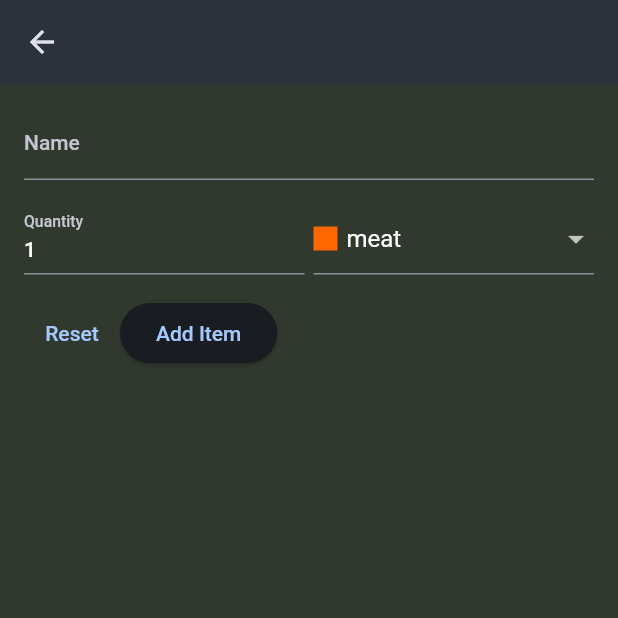
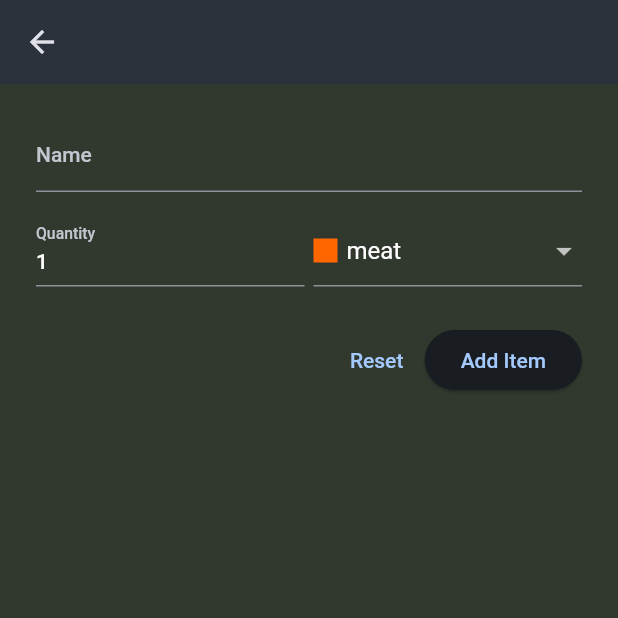
Before and after one commit to Hishamk99/shop_app, a Flutter app: the screen it shows after launch, after a tap on the "add" icon, on a phone screen of 412 x 824 dp, the top half of it. Run offline on Flutter 3.47's test engine with Material 2 defaults, Android fonts, the phone set to English and light mode, and no system bars.

Commit message:
Add iTEM

```diff
--- a/lib/widgets/drocery_list.dart
+++ b/lib/widgets/drocery_list.dart
@@ -1,11 +1,18 @@
 import 'package:flutter/material.dart';
 import 'package:shop_app/data/dummy_items.dart';
+import 'package:shop_app/models/grocery_item_model.dart';
 
 import 'new_item.dart';
 
-class GroceryList extends StatelessWidget {
+class GroceryList extends StatefulWidget {
   const GroceryList({super.key});
 
+  @override
+  State<GroceryList> createState() => _GroceryListState();
+}
+
+class _GroceryListState extends State<GroceryList> {
+  final List<GroceryItem> _groceryItems = [];
   @override
   Widget build(BuildContext context) {
     return Scaffold(
@@ -14,13 +21,20 @@ class GroceryList extends StatelessWidget {
         actions: [
           IconButton(
               onPressed: () {
-                Navigator.of(context).push(
+                Navigator.of(context).push<GroceryItem>(
                   MaterialPageRoute(
                     builder: (context) {
                       return const NewItem();
                     },
                   ),
-                );
+                ).then((value) {
+                  if (value == null) {
+                    return;
+                  }
+                  setState(() {
+                    _groceryItems.add(value);
+                  });
+                });
               },
               icon: const Icon(
                 Icons.add,
@@ -28,17 +42,29 @@ class GroceryList extends StatelessWidget {
               ))
         ],
       ),
-      body: ListView.builder(
-          itemCount: groceryItems.length,
+      body: _groceryItems.isEmpty
+          ? const Center(
+              child: Text('There is no items'),
+            )
+          : ListView.builder(
+              itemCount: _groceryItems.length,
               itemBuilder: (context, index) {
-            return ListTile(
-              title: Text(groceryItems[index].name),
+                return Dismissible(
+                  key: ValueKey(_groceryItems[index].id),
+                  onDismissed: (_){
+                    setState(() {
+                      _groceryItems.remove(_groceryItems[index]);
+                    });
+                  },
+                  child: ListTile(
+                    title: Text(_groceryItems[index].name),
                     leading: Container(
                       height: 24,
                       width: 24,
-                color: groceryItems[index].category.color,
+                      color: _groceryItems[index].category.color,
                     ),
                     trailing: Text(groceryItems[index].quantity.toString()),
+                  ),
                 );
               }),
     );
--- a/lib/widgets/new_item.dart
+++ b/lib/widgets/new_item.dart
@@ -1,6 +1,7 @@
 import 'package:flutter/material.dart';
 import 'package:shop_app/data/categories.dart';
 import 'package:shop_app/models/category_model.dart';
+import 'package:shop_app/models/grocery_item_model.dart';
 
 class NewItem extends StatefulWidget {
   const NewItem({super.key});
@@ -12,7 +13,7 @@ class NewItem extends StatefulWidget {
 class _NewItemState extends State<NewItem> {
   final formKey = GlobalKey<FormState>();
   String enteredName = '';
-  int enteredNum = 0;
+  int enteredNumber = 0;
   var selectedCategory = categories[Categories.meat]!;
 
   @override
@@ -20,7 +21,7 @@ class _NewItemState extends State<NewItem> {
     return Scaffold(
       appBar: AppBar(),
       body: Padding(
-        padding: const EdgeInsets.all(16),
+        padding: const EdgeInsets.all(24),
         child: Form(
           key: formKey,
           child: Column(
@@ -54,7 +55,7 @@ class _NewItemState extends State<NewItem> {
                       keyboardType: TextInputType.number,
                       initialValue: '1',
                       onSaved: (value) {
-                        enteredNum = int.parse(value!);
+                        enteredNumber = int.parse(value!);
                       },
                       decoration: const InputDecoration(
                         label: Text('Quantity'),
@@ -106,9 +107,10 @@ class _NewItemState extends State<NewItem> {
                 ],
               ),
               const SizedBox(
-                height: 15,
+                height: 25,
               ),
               Row(
+                mainAxisAlignment: MainAxisAlignment.end,
                 children: [
                   TextButton(
                       onPressed: () {
@@ -119,6 +121,14 @@ class _NewItemState extends State<NewItem> {
                     onPressed: () {
                       if (formKey.currentState!.validate()) {
                         formKey.currentState!.save();
+                        Navigator.of(context).pop(
+                          GroceryItem(
+                            id: DateTime.now().toString(),
+                            name: enteredName,
+                            quantity: enteredNumber,
+                            category: selectedCategory,
+                          ),
+                        );
                       }
                     },
                     child: const Text('Add Item'),
```
Lines whose indentation alone changed are shown as unchanged.
